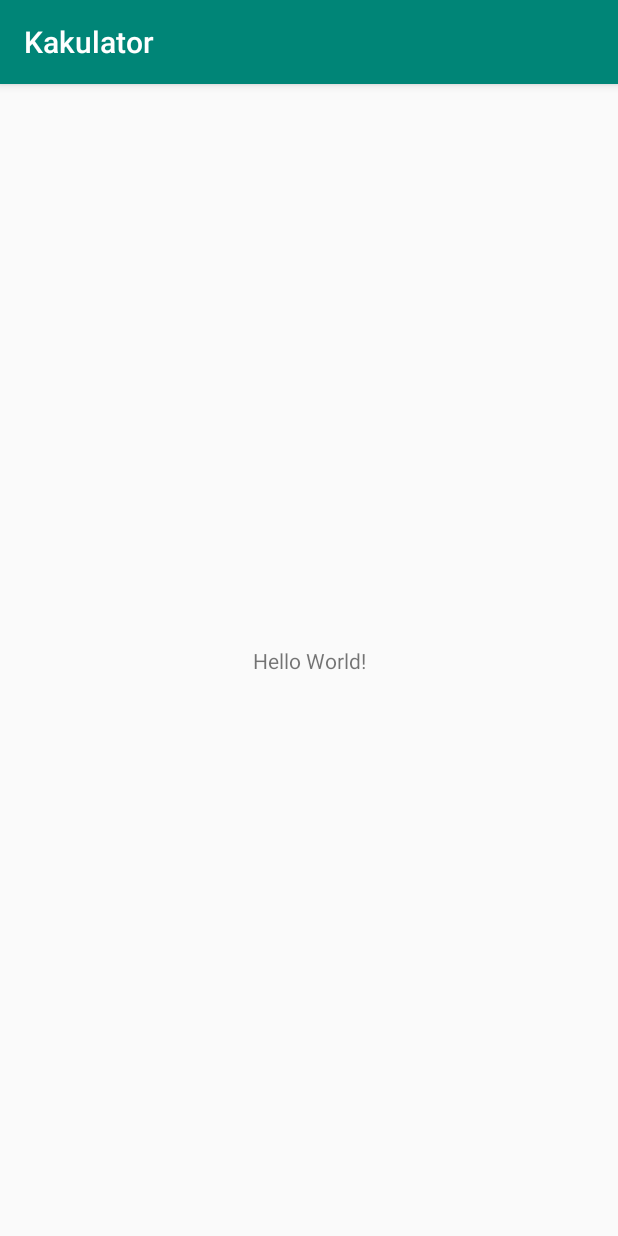
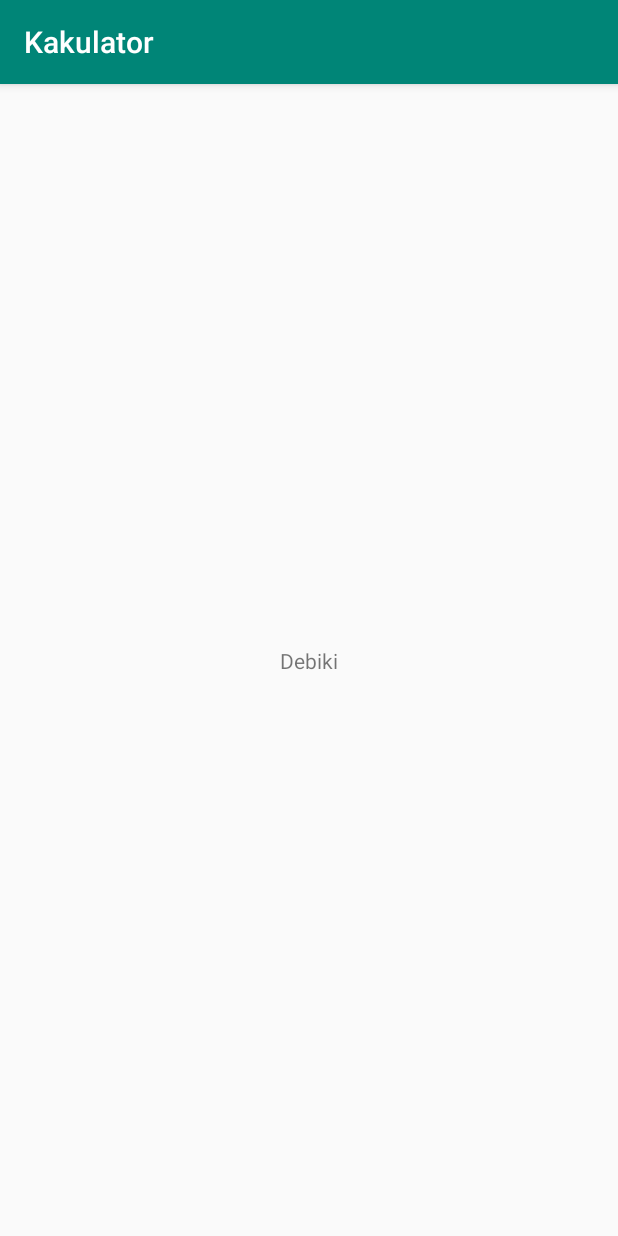
Before and after one commit to r00m4iki/kakulator, an Android app: the screen it shows after launch (MainActivity), on a phone screen of 412 x 824 dp. Run offline under Robolectric (Android 15) with nearby library versions, the phone set to English and light mode, and no system bars.

Commit message:
commit 2

```diff
--- a/app/src/main/res/layout/activity_main.xml
+++ b/app/src/main/res/layout/activity_main.xml
@@ -9,7 +9,7 @@
     <TextView
         android:layout_width="wrap_content"
         android:layout_height="wrap_content"
-        android:text="Hello World!"
+        android:text="Debiki"
         app:layout_constraintBottom_toBottomOf="parent"
         app:layout_constraintLeft_toLeftOf="parent"
         app:layout_constraintRight_toRightOf="parent"
```
